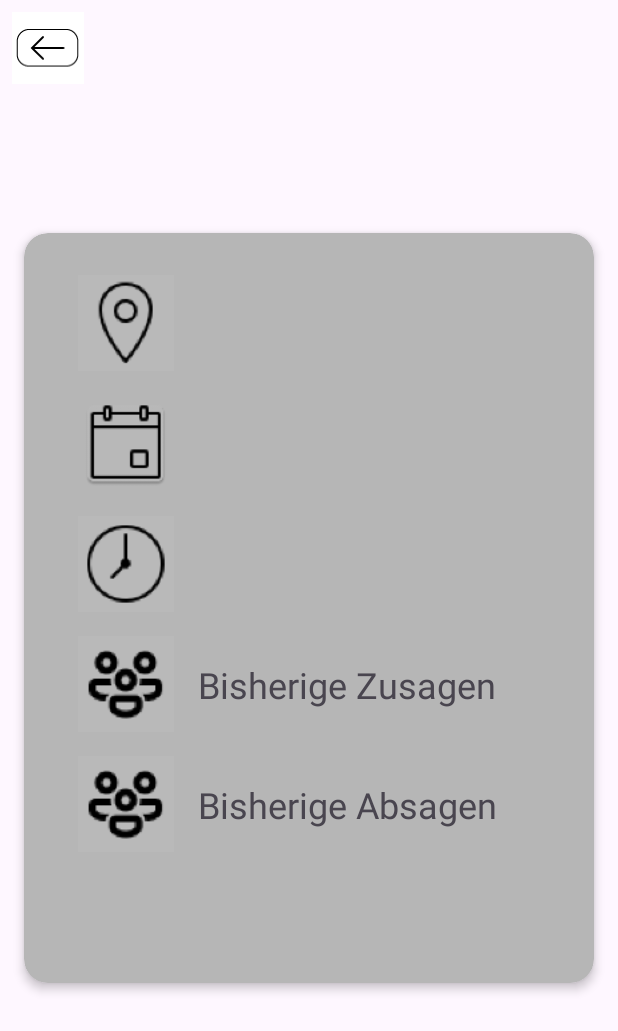
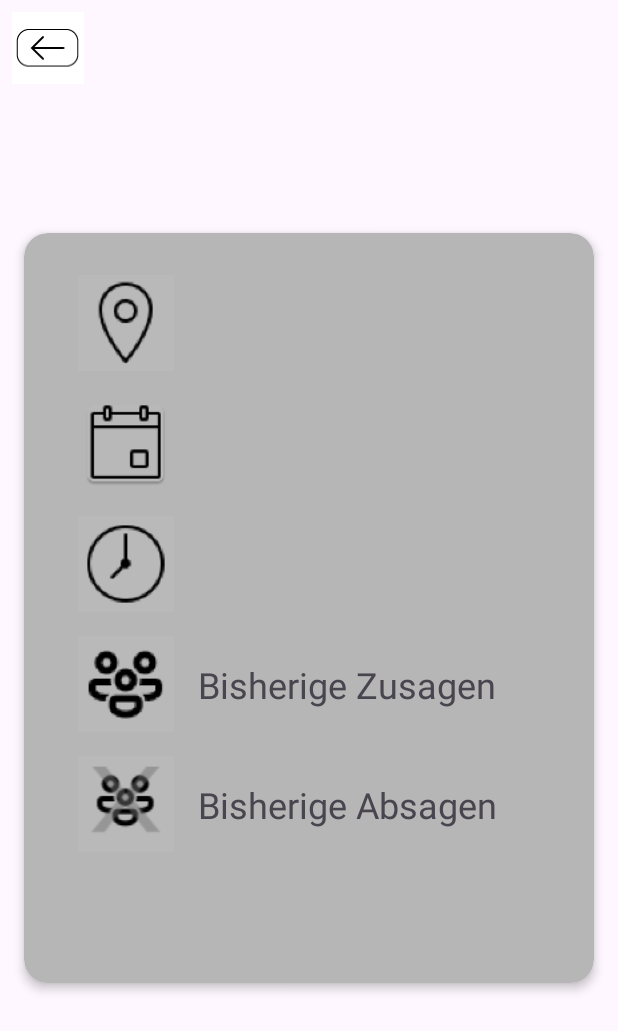
Before and after one commit to ElHurron/sma5-gc-hp, an Android app: the TrainingDetailsTrainerActivity screen opened directly, with no data from a screen before it, on a phone screen of 412 x 824 dp. Shown: the top 1031 px of the screen. Run offline under Robolectric (Android 15) with nearby library versions, the light colour scheme and no system bars; our stand-ins replace Firebase (no records; nobody signed in at launch, a user with empty details on screens opened directly); 1 statement that could not run was skipped.

Commit message:
add new icon to view

```diff
--- a/SMA5Training/app/src/main/res/layout/activity_training_details_trainer.xml
+++ b/SMA5Training/app/src/main/res/layout/activity_training_details_trainer.xml
@@ -4,7 +4,7 @@
     xmlns:tools="http://schemas.android.com/tools"
     android:layout_width="match_parent"
     android:layout_height="match_parent"
-    tools:context=".ui.activity_training_details_trainer">
+    tools:context=".ui.TrainingDetailsTrainerActivity">
 
 
     <ImageButton
@@ -164,7 +164,7 @@
                 android:id="@+id/imgGroupDeclined"
                 android:layout_width="@dimen/distance_xxlarge"
                 android:layout_height="@dimen/distance_xxlarge"
-                android:src="@mipmap/icon_group"
+                android:src="@mipmap/icon_group_declined"
                 app:layout_constraintTop_toBottomOf="@id/imgGroup"
                 app:layout_constraintStart_toStartOf="parent"
                 android:layout_marginStart="@dimen/distance_medium"
```
Also changed, not shown: SMA5Training/app/src/main/res/drawable/bordered_button.xml (deleted, +0 -14 lines), SMA5Training/app/src/main/res/drawable/transparent_bordered_button.xml (deleted, +0 -15 lines), SMA5Training/app/src/main/res/mipmap-hdpi/icon_group_declined.png (added), SMA5Training/app/src/main/res/mipmap-mdpi/icon_group_declined.png (added), SMA5Training/app/src/main/res/mipmap-xhdpi/icon_group_declined.png (added), SMA5Training/app/src/main/res/mipmap-xxhdpi/icon_group_declined.png (added), SMA5Training/app/src/main/res/mipmap-xxxhdpi/icon_group_declined.png (added).
